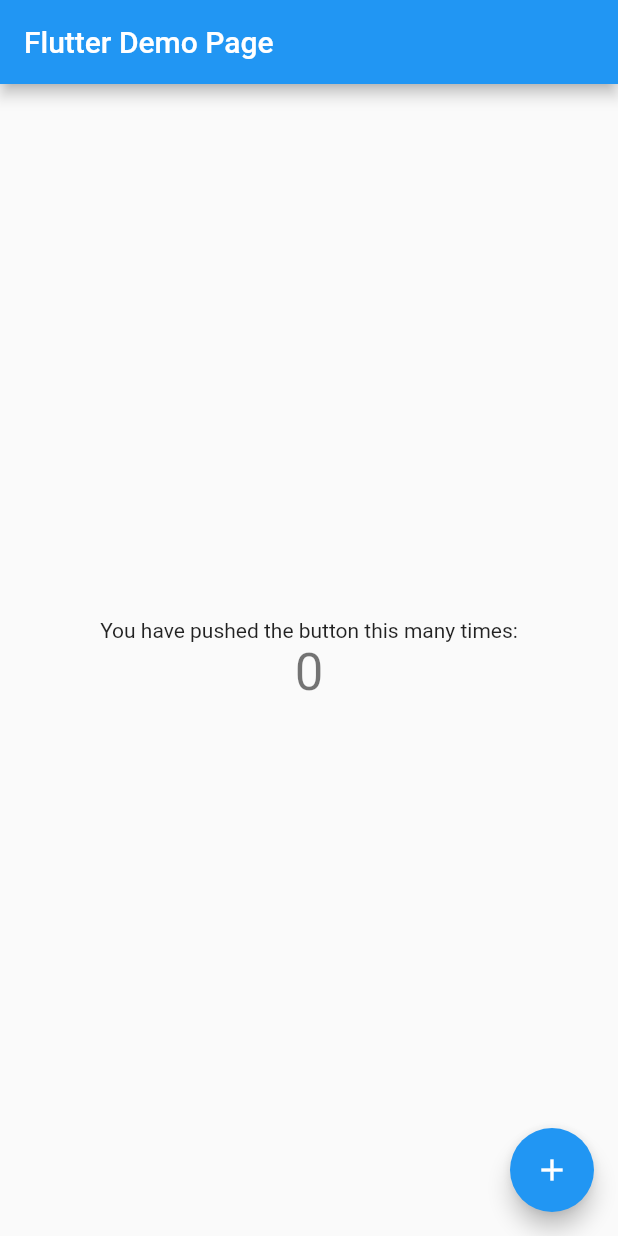
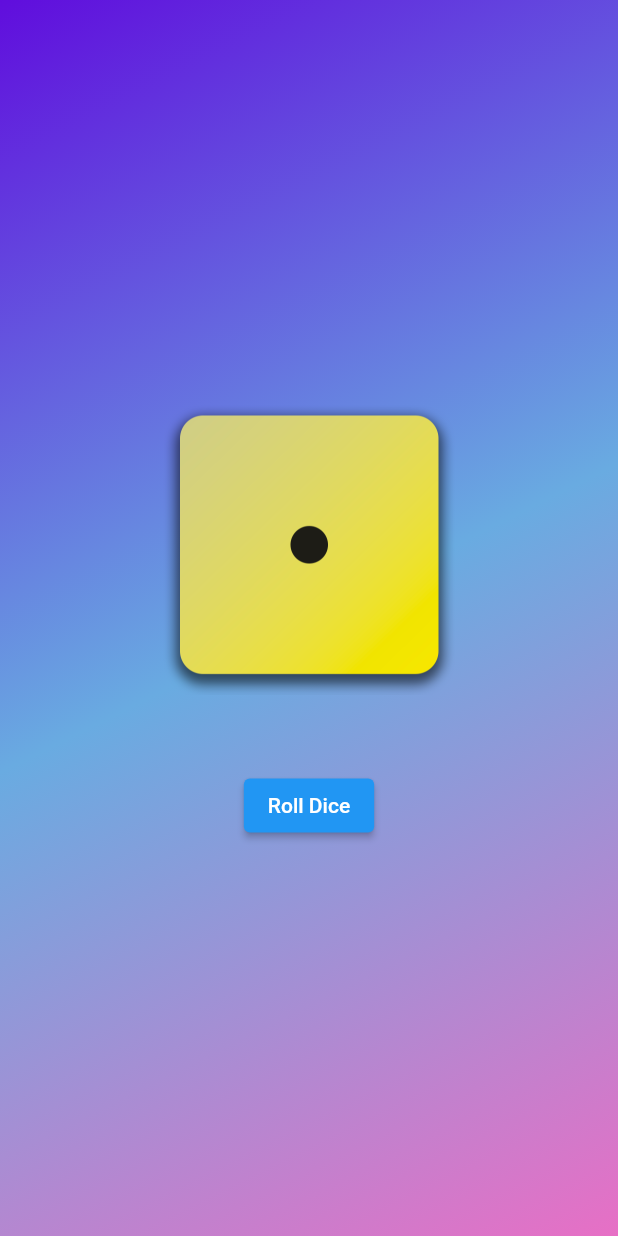
Before and after one commit to adarsh-fr/Dice-Roller-app, a Flutter app: the screen it shows after launch, on a phone screen of 412 x 824 dp. Run offline on Flutter 3.47's test engine with Material 2 defaults, Android fonts, the phone set to English and light mode, and no system bars.

Commit message:
final commit

```diff
--- /dev/null
+++ b/lib/dice_roll.dart
@@ -0,0 +1,39 @@
+import 'dart:math';
+
+import 'package:flutter/material.dart';
+
+class DiceRoller extends StatefulWidget {
+  const DiceRoller({super.key});
+  @override
+  State<DiceRoller> createState() {
+    return _DiceRollerState();
+  }
+}
+
+class _DiceRollerState extends State<DiceRoller> {
+  var activeDiceImage = 'assets/images/dice-1.png' ;
+
+  void rollDice() {
+    setState(() {
+       var currDiceImage = Random().nextInt(6) + 1;
+      activeDiceImage = 'assets/images/dice-$currDiceImage.png';
+    });
+  }
+
+  @override
+  Widget build(context) {
+    return Column(
+      mainAxisAlignment: MainAxisAlignment.center,
+      children: [
+        Image.asset(
+          activeDiceImage,
+          width: 200,
+        ),
+        const SizedBox(
+          height: 50,
+        ),
+        ElevatedButton(onPressed: rollDice, child: const Text('Roll Dice'))
+      ],
+    );
+  }
+}
--- /dev/null
+++ b/lib/gradient_container.dart
@@ -0,0 +1,27 @@
+import 'package:flutter/material.dart';
+import 'package:first_app/dice_roll.dart';
+
+const startAlignment = Alignment.topLeft;
+const endAlignment = Alignment.bottomRight;
+
+class GradientContainer extends StatelessWidget {
+  const GradientContainer(this.colors, {super.key});
+
+  final List<Color> colors;
+
+  @override
+  Widget build(context) {
+    return Container(
+      decoration: BoxDecoration(
+        gradient: LinearGradient(
+          colors: colors,
+          begin: startAlignment,
+          end: endAlignment,
+        ),
+      ),
+      child: Center(
+        child: DiceRoller() ,
+      ),
+    );
+  }
+}
--- a/lib/main.dart
+++ b/lib/main.dart
@@ -1,115 +1,12 @@
 import 'package:flutter/material.dart';
+import 'package:first_app/gradient_container.dart';
 
 void main() {
-  runApp(const MyApp());
+  runApp(
+    MaterialApp(
+      home: Scaffold(
+        body:GradientContainer(const [Color.fromARGB(255, 96, 13, 221),Color.fromARGB(255, 105, 171, 225),Color.fromARGB(255, 231, 111, 197)]),
+      ),
+    ),
+  );
 }
-
-class MyApp extends StatelessWidget {
-  const MyApp({super.key});
-
-  // This widget is the root of your application.
-  @override
-  Widget build(BuildContext context) {
-    return MaterialApp(
-      title: 'Flutter Demo',
-      theme: ThemeData(
-        // This is the theme of your application.
-        //
-        // Try running your application with "flutter run". You'll see the
-        // application has a blue toolbar. Then, without quitting the app, try
-        // changing the primarySwatch below to Colors.green and then invoke
-        // "hot reload" (press "r" in the console where you ran "flutter run",
-        // or simply save your changes to "hot reload" in a Flutter IDE).
-        // Notice that the counter didn't reset back to zero; the application
-        // is not restarted.
-        primarySwatch: Colors.blue,
-      ),
-      home: const MyHomePage(title: 'Flutter Demo Page'),
-    );
-  }
-}
-
-class MyHomePage extends StatefulWidget {
-  const MyHomePage({super.key, required this.title});
-
-  // This widget is the home page of your application. It is stateful, meaning
-  // that it has a State object (defined below) that contains fields that affect
-  // how it looks.
-
-  // This class is the configuration for the state. It holds the values (in this
-  // case the title) provided by the parent (in this case the App widget) and
-  // used by the build method of the State. Fields in a Widget subclass are
-  // always marked "final".
-
-  final String title;
-
-  @override
-  State<MyHomePage> createState() => _MyHomePageState();
-}
-
-class _MyHomePageState extends State<MyHomePage> {
-  int _counter = 0;
-
-  void _incrementCounter() {
-    setState(() {
-      // This call to setState tells the Flutter framework that something has
-      // changed in this State, which causes it to rerun the build method below
-      // so that the display can reflect the updated values. If we changed
-      // _counter without calling setState(), then the build method would not be
-      // called again, and so nothing would appear to happen.
-      _counter++;
-    });
-  }
-
-  @override
-  Widget build(BuildContext context) {
-    // This method is rerun every time setState is called, for instance as done
-    // by the _incrementCounter method above.
-    //
-    // The Flutter framework has been optimized to make rerunning build methods
-    // fast, so that you can just rebuild anything that needs updating rather
-    // than having to individually change instances of widgets.
-    return Scaffold(
-      appBar: AppBar(
-        // Here we take the value from the MyHomePage object that was created by
-        // the App.build method, and use it to set our appbar title.
-        title: Text(widget.title),
-      ),
-      body: Center(
-        // Center is a layout widget. It takes a single child and positions it
-        // in the middle of the parent.
-        child: Column(
-          // Column is also a layout widget. It takes a list of children and
-          // arranges them vertically. By default, it sizes itself to fit its
-          // children horizontally, and tries to be as tall as its parent.
-          //
-          // Invoke "debug painting" (press "p" in the console, choose the
-          // "Toggle Debug Paint" action from the Flutter Inspector in Android
-          // Studio, or the "Toggle Debug Paint" command in Visual Studio Code)
-          // to see the wireframe for each widget.
-          //
-          // Column has various properties to control how it sizes itself and
-          // how it positions its children. Here we use mainAxisAlignment to
-          // center the children vertically; the main axis here is the vertical
-          // axis because Columns are vertical (the cross axis would be
-          // horizontal).
-          mainAxisAlignment: MainAxisAlignment.center,
-          children: <Widget>[
-            const Text(
-              'You have pushed the button this many times:',
-            ),
-            Text(
-              '$_counter',
-              style: Theme.of(context).textTheme.headlineMedium,
-            ),
-          ],
-        ),
-      ),
-      floatingActionButton: FloatingActionButton(
-        onPressed: _incrementCounter,
-        tooltip: 'Increment',
-        child: const Icon(Icons.add),
-      ), // This trailing comma makes auto-formatting nicer for build methods.
-    );
-  }
-}
--- /dev/null
+++ b/lib/styled_text.dart
@@ -0,0 +1,17 @@
+import 'package:flutter/material.dart';
+
+class StyleText extends StatelessWidget {
+  const StyleText(this.text, {super.key});
+
+  final String text;
+  @override
+  Widget build(context) {
+    return Text(
+      text,
+      style: const TextStyle(
+        color: Colors.white,
+        fontSize: 39,
+      ),
+    );
+  }
+}
```
Also changed, not shown: pubspec.yaml (+7 -3 lines), assets/images/dice-1.png (added), assets/images/dice-2.png (added), assets/images/dice-3.png (added), assets/images/dice-4.png (added), assets/images/dice-5.png (added), assets/images/dice-6.png (added).
